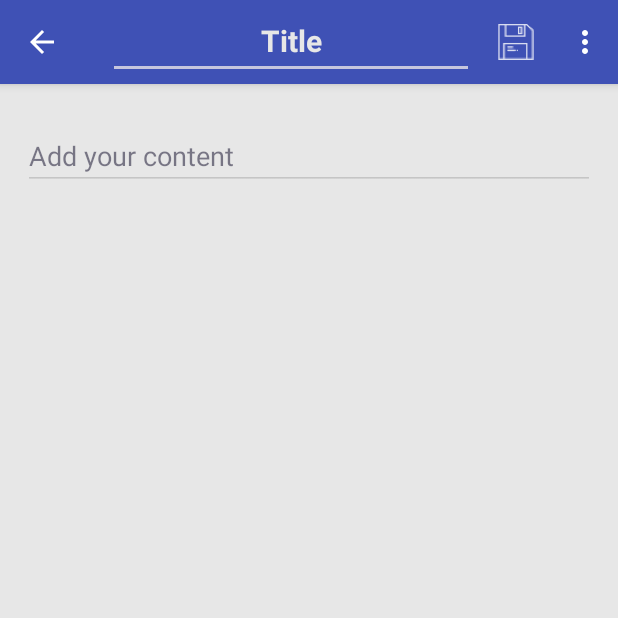
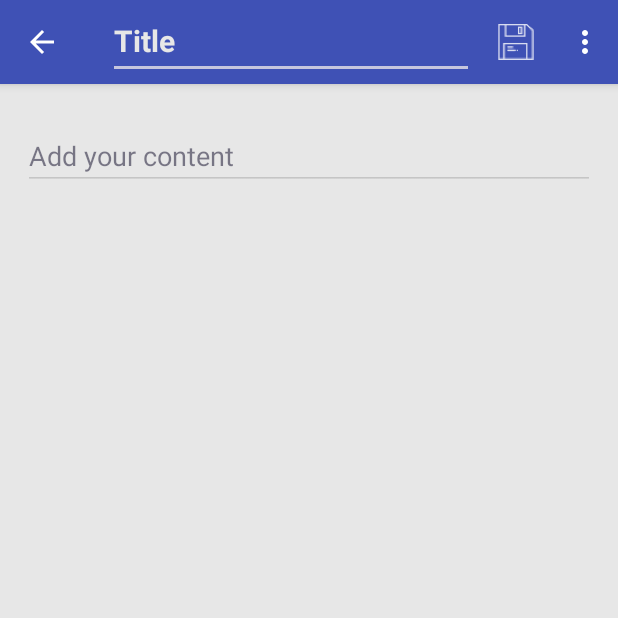
Before and after one commit to VincentGuidon/AndPad, an Android app: the NotePadActivity screen opened directly, with no data from a screen before it, on a phone screen of 412 x 824 dp, the top half of it. Run offline under Robolectric (Android 15) with nearby library versions, the phone set to English and light mode, and no system bars; libraries missing offline, so code that uses them is left out: com.google.android.gms; pictures from the network do not load.

Commit message:
Note title fix

```diff
--- a/app/src/main/res/layout/note_title.xml
+++ b/app/src/main/res/layout/note_title.xml
@@ -5,7 +5,6 @@
     android:layout_height="50dp"
     android:layout_gravity="center"
     android:text="@string/default_note_title"
-    android:gravity="center"
     android:id="@+id/NoteTitle"
     android:inputType="text">
     <requestFocus />
```
